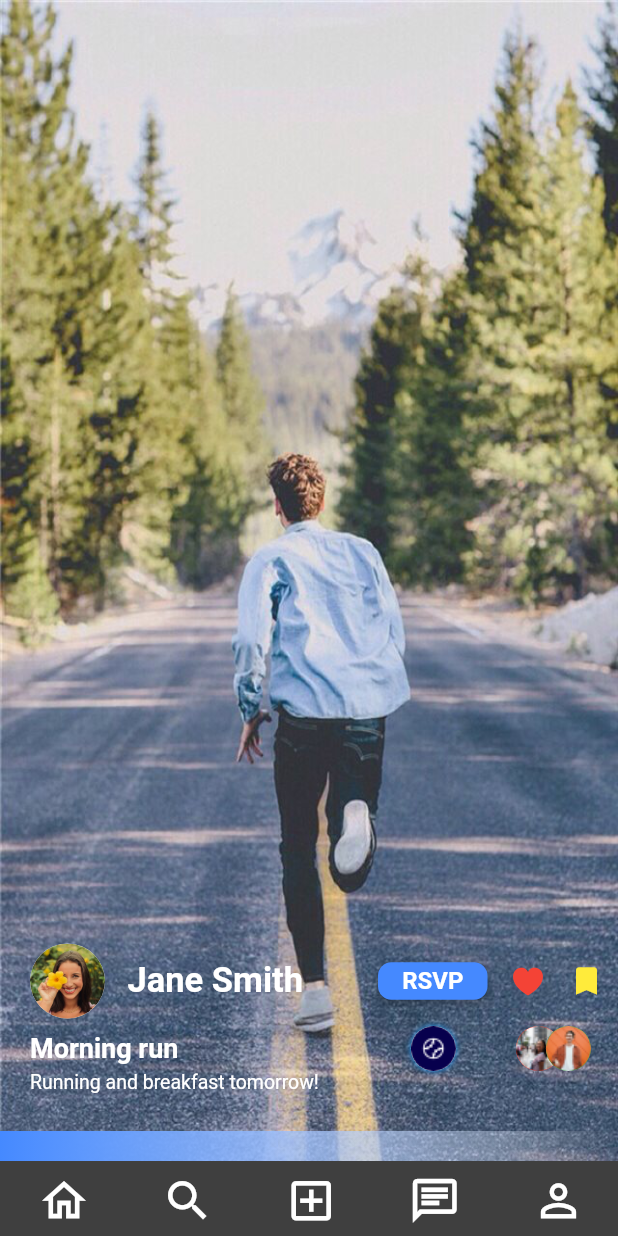
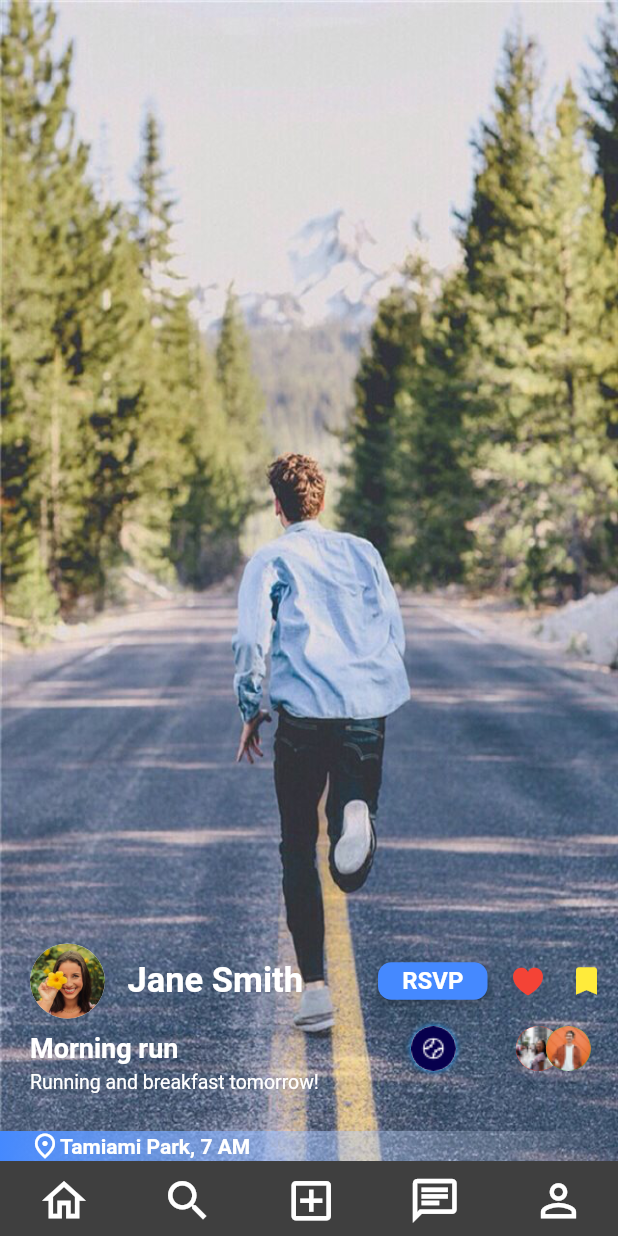
Before and after one commit to vandr033/Converge, a Flutter app: the screen it shows after launch, on a phone screen of 412 x 824 dp. Run offline on Flutter 3.47's test engine with Material 2 defaults, Android fonts, the phone set to English and light mode, and no system bars; drawn by our look-alikes of sliding_up_panel; our stand-ins replace cloud_firestore, equatable, faker, firebase_auth, firebase_core, flutter_datetime_picker and 3 more; missing offline and left inert: dart:ffi; accounts and stored records are empty; Roboto replaces fonts that are missing (Nunito).

Commit message:
add location icon changed

```diff
--- a/lib/event_screen.dart
+++ b/lib/event_screen.dart
@@ -807,7 +807,7 @@ class _PanelWidgetState extends State<PanelWidget> {
                       obscureText: false,
                       textAlign: TextAlign.left,
                       decoration: InputDecoration(
-                        prefixIcon: Icon(Icons.add_location_alt_outlined,
+                        prefixIcon: Icon(Icons.place_outlined,
                             size: 23, color: Colors.white),
                         contentPadding: EdgeInsets.zero,
                         hintText: "Add Location",
@@ -2083,27 +2083,34 @@ class HomeScreen extends StatelessWidget {
           ),
           Positioned(
             bottom: 10,
-            child: Container(height: 60, width: MediaQuery.of(context).size.width, //color: Colors.red,
-            decoration:BoxDecoration(
-              gradient:LinearGradient(
-                begin:Alignment.centerLeft,
-                end: Alignment.centerRight,
-                colors:[Color(0xff4589FF), Colors.white.withOpacity(0.0)]
-              )
-            )
-            ),
+            child: Container(
+                height: 60,
+                width: MediaQuery.of(context).size.width, //color: Colors.red,
+                decoration: BoxDecoration(
+                    gradient: LinearGradient(
+                        begin: Alignment.centerLeft,
+                        end: Alignment.centerRight,
+                        colors: [
+                      Color(0xff4589FF),
+                      Colors.white.withOpacity(0.0)
+                    ]))),
           ),
           Positioned(
-            bottom: 10,
-            //left: 20,
-            child: Container(height: 60, width: MediaQuery.of(context).size.width, //color: Colors.red,
-            decoration:BoxDecoration(
-              gradient:LinearGradient(
-                begin:Alignment.centerLeft,
-                end: Alignment.centerRight,
-                colors:[Color(0xff4589FF), Colors.white.withOpacity(0.0)]
-              )
-            )
+            bottom: 50,
+            left: 20,
+            // ignore: prefer_const_literals_to_create_immutables
+            child: Row(
+              // ignore: prefer_const_literals_to_create_immutables
+              children: [
+                Icon(Icons.place_outlined, size: 20, color: Colors.white),
+                Text(
+                  "Tamiami Park, 7 AM",
+                  style: TextStyle(
+                    color: Colors.white,
+                    fontWeight: FontWeight.bold,
+                  ),
+                )
+              ],
             ),
           ),
         ],
```
